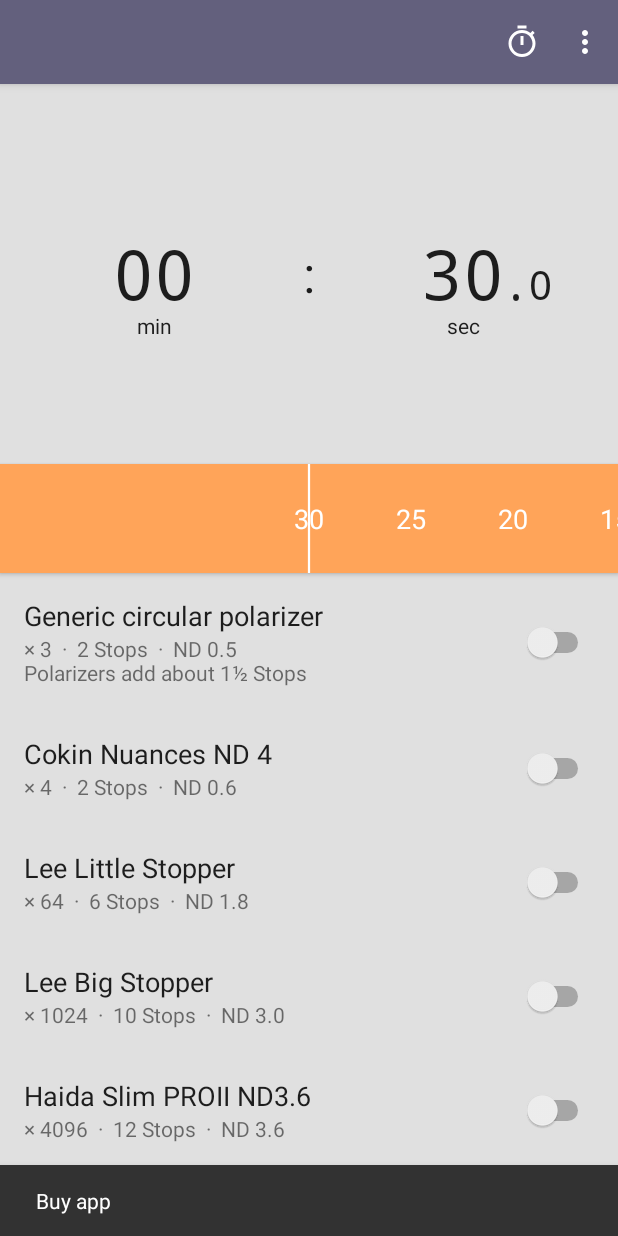
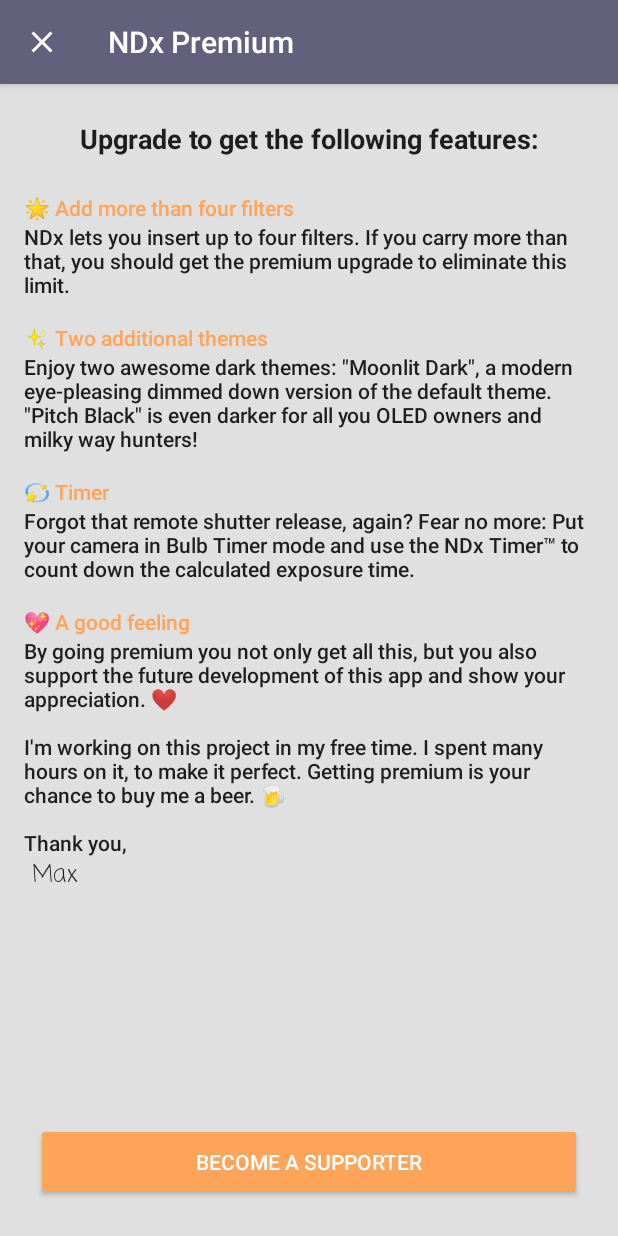
Before and after one commit to sal0max/ndx, an Android app: the screen it shows after launch (CalculatorActivity before the commit, BillingActivity after it), after a tap on "Timer", on a phone screen of 412 x 824 dp. Run offline under Robolectric (Android 15) with nearby library versions, the phone set to English and light mode, and no system bars; our stand-ins replace Room's generated code; libraries missing offline, so code that uses them is left out: com.android.billingclient; 1 statement that could not run was skipped.

Commit message:
created a billing activity; open it in the "free" version, whenever a premium feature is used

```diff
--- a/app/src/main/AndroidManifest.xml
+++ b/app/src/main/AndroidManifest.xml
@@ -14,6 +14,7 @@
         android:supportsRtl="true"
         android:theme="@style/AppTheme">
 
+        <activity android:name=".ui.billing.BillingActivity" />
         <activity android:name=".ui.calculator.CalculatorActivity">
             <intent-filter>
                 <action android:name="android.intent.action.MAIN" />
--- /dev/null
+++ b/app/src/main/kotlin/de/salomax/ndx/ui/billing/BillingActivity.kt
@@ -0,0 +1,140 @@
+package de.salomax.ndx.ui.billing
+
+import android.os.Bundle
+import android.widget.Button
+import com.android.billingclient.api.*
+import de.salomax.ndx.R
+import de.salomax.ndx.ui.BaseActivity
+import de.salomax.ndx.util.Logger
+
+/*
+Billing workflow:
+1. connect client:             #startConnection()
+2. get details of all SKUs:    #querySkuDetailsAsync()
+3. buy something:              #launchBillingFlow()
+4. evaluate result of the buy: #onPurchasesUpdated()
+  a) accept buy:               #acknowledgePurchase() -> for non-consumable
+ */
+class BillingActivity : BaseActivity(), PurchasesUpdatedListener {
+
+   private lateinit var billingClient: BillingClient
+
+   override fun onCreate(savedInstanceState: Bundle?) {
+      super.onCreate(savedInstanceState)
+
+      // setup billing client
+      billingClient = BillingClient
+            .newBuilder(this)
+            .enablePendingPurchases()
+            .setListener(this) // onPurchasesUpdated
+            .build()
+
+      // init view
+      setContentView(R.layout.activity_billing)
+
+      // title bar
+      supportActionBar?.apply {
+         setTitle(R.string.title_billing)
+         setDisplayShowHomeEnabled(true)
+         setDisplayHomeAsUpEnabled(true)
+         setHomeAsUpIndicator(R.drawable.ic_close_white_24dp)
+      }
+
+      // button
+      findViewById<Button>(R.id.btn_billing_buy).setOnClickListener {
+         // buy() TODO
+      }
+   }
+
+   override fun onSupportNavigateUp(): Boolean {
+      onBackPressed()
+      return true
+   }
+
+   override fun onStop() {
+      super.onStop()
+      billingClient.endConnection()
+   }
+
+   // 1. connect client
+   private fun buy() {
+      billingClient.startConnection(object : BillingClientStateListener {
+         override fun onBillingSetupFinished(billingResponse: BillingResult) {
+            if (billingResponse.responseCode == BillingClient.BillingResponseCode.OK) {
+               Logger.log("startConnection        | The BillingClient is ready. You can query purchases here.")
+               querySkuDetails()
+            } else {
+               Logger.log("startConnection        | Error: ${billingResponse.debugMessage}")
+            }
+         }
+
+         override fun onBillingServiceDisconnected() {
+            billingClient.startConnection(this)
+            Logger.log("onBillingServiceDisconnected   | Disconnected")
+         }
+      })
+   }
+
+   // 2. get details of all SKUs
+   private fun querySkuDetails() {
+      if (billingClient.isReady) {
+         val params = SkuDetailsParams
+               .newBuilder()
+               .setSkusList(listOf("android.test.purchased", "android.test.canceled", "android.test.refunded", "android.test.item_unavailable"))
+//               .setSkusList(listOf("premium")) // non-consumable
+               .setType(BillingClient.SkuType.INAPP)
+               .build()
+         billingClient.querySkuDetailsAsync(params) { billingResult, skuDetailsList ->
+            if (billingResult.responseCode == BillingClient.BillingResponseCode.OK) {
+               Logger.log("querySkuDetailsAsync   | response: ${billingResult.responseCode} (OK)")
+               launchBillingFlow(skuDetailsList)
+            } else {
+               Logger.log("querySkuDetailsAsync   | Can't do: ${billingResult.debugMessage}")
+            }
+         }
+      } else {
+         Logger.log("BillingClient not ready")
+      }
+   }
+
+   // 3. buy something
+   private fun launchBillingFlow(skuDetails: List<SkuDetails>) {
+      for (skuDetail in skuDetails) {
+         billingClient.launchBillingFlow(this, BillingFlowParams.newBuilder().setSkuDetails(skuDetail).build())
+      }
+   }
+
+   // 4. evaluate result of the buy
+   override fun onPurchasesUpdated(billingResponse: BillingResult?, purchases: MutableList<Purchase>?) {
+      if (billingResponse?.responseCode == BillingClient.BillingResponseCode.OK && purchases != null) {
+         for (purchase in purchases)
+            if (purchase.purchaseState == Purchase.PurchaseState.PURCHASED) {
+               // TODO Grant the item to the user...
+
+               // ...and acknowledge the purchase if it hasn't already been acknowledged.
+               if (!purchase.isAcknowledged) {
+                  acknowledgePurchase(purchase.purchaseToken)
+               }
+            }
+      } else {
+         // Handle any error code (e. g. by a user cancelling the purchase flow)
+         Logger.log("onPurchasesUpdated     | ${billingResponse?.responseCode}")
+      }
+   }
+
+   // 4. a) accept buy
+   private fun acknowledgePurchase(purchaseToken: String) {
+      val params = AcknowledgePurchaseParams.newBuilder()
+            .setPurchaseToken(purchaseToken)
+            .build()
+      billingClient.acknowledgePurchase(params) { billingResult ->
+         if (billingResult.responseCode == BillingClient.BillingResponseCode.OK) {
+            Logger.log("acknowledgePurchase    | success; billingResult: ${billingResult.responseCode}")
+         } else {
+            Logger.log("acknowledgePurchase    | failure; billingResult: ${billingResult.responseCode}")
+         }
+
+      }
+   }
+
+}
--- a/app/src/main/kotlin/de/salomax/ndx/ui/calculator/CalculatorActivity.kt
+++ b/app/src/main/kotlin/de/salomax/ndx/ui/calculator/CalculatorActivity.kt
@@ -8,9 +8,9 @@ import androidx.core.content.ContextCompat
 import androidx.lifecycle.*
 import androidx.recyclerview.widget.LinearLayoutManager
 import androidx.recyclerview.widget.RecyclerView
-import com.google.android.material.snackbar.Snackbar
 import de.salomax.ndx.R
 import de.salomax.ndx.ui.BaseActivity
+import de.salomax.ndx.ui.billing.BillingActivity
 import de.salomax.ndx.ui.filterpouch.FilterPouchActivity
 import de.salomax.ndx.ui.preferences.PreferenceActivity
 import de.salomax.ndx.ui.timer.TimerActivity
@@ -95,7 +95,8 @@ class CalculatorActivity : BaseActivity() {
                     startActivity(i)
                     true
                 } else {
-                    Snackbar.make(recycler_filters, "Buy app", Snackbar.LENGTH_LONG).show() //TODO show billing
+                    val intent = Intent(this, BillingActivity().javaClass)
+                    startActivityForResult(intent, 1)
                     false
                 }
             }
--- a/app/src/main/kotlin/de/salomax/ndx/ui/filterpouch/FilterPouchActivity.kt
+++ b/app/src/main/kotlin/de/salomax/ndx/ui/filterpouch/FilterPouchActivity.kt
@@ -10,6 +10,7 @@ import com.google.android.material.snackbar.Snackbar
 import de.salomax.ndx.R
 import de.salomax.ndx.data.Filter
 import de.salomax.ndx.ui.BaseActivity
+import de.salomax.ndx.ui.billing.BillingActivity
 import de.salomax.ndx.ui.filtereditor.FilterEditorActivity
 import de.salomax.ndx.widget.MarginHorizontalDividerItemDecoration
 import kotlinx.android.synthetic.main.activity_filterpouch.*
@@ -53,7 +54,8 @@ class FilterPouchActivity : BaseActivity() {
                 val intent = Intent(this, FilterEditorActivity().javaClass)
                 startActivity(intent)
             } else {
-                Snackbar.make(list, "Buy app", Snackbar.LENGTH_LONG).show() //TODO show billing
+                val intent = Intent(this, BillingActivity().javaClass)
+                startActivityForResult(intent, 1)
             }
         }
 
--- a/app/src/main/kotlin/de/salomax/ndx/ui/preferences/PreferenceFragment.kt
+++ b/app/src/main/kotlin/de/salomax/ndx/ui/preferences/PreferenceFragment.kt
@@ -15,6 +15,7 @@ import com.google.android.material.snackbar.Snackbar
 import de.salomax.ndx.BuildConfig
 import de.salomax.ndx.data.Pref
 import de.salomax.ndx.R
+import de.salomax.ndx.ui.billing.BillingActivity
 import de.salomax.ndx.ui.calculator.CalculatorActivity
 import java.util.*
 
@@ -84,7 +85,7 @@ class PreferenceFragment : PreferenceFragmentCompat(),
         /*
          * populate settings with values from db
          */
-        viewModel.prefs.observe(this, Observer<List<Pref>> {
+        viewModel.prefs.observe(this, Observer {
             for (pref in it) {
                 when (pref.key) {
                     Pref.FILTER_SORT_ORDER -> filterSortingPreference.value = pref.value
@@ -129,7 +130,8 @@ class PreferenceFragment : PreferenceFragmentCompat(),
                           .addNextIntent(activity!!.intent)
                           .startActivities()
                 } else {
-                    Snackbar.make(view!!, "Buy app", Snackbar.LENGTH_LONG).show() //TODO show billing
+                    val intent = Intent(context, BillingActivity().javaClass)
+                    startActivityForResult(intent, 1)
                     return false
                 }
             }
@@ -141,7 +143,8 @@ class PreferenceFragment : PreferenceFragmentCompat(),
     override fun onPreferenceClick(preference: Preference?): Boolean {
         when (preference) {
             donatePreference -> {
-                Snackbar.make(view!!, "Buy app", Snackbar.LENGTH_LONG).show() //TODO show billing
+                val intent = Intent(context, BillingActivity().javaClass)
+                startActivityForResult(intent, 1)
             }
             aboutPreference -> {
                 val fragment = ChangelogDialog()
--- /dev/null
+++ b/app/src/main/res/layout/activity_billing.xml
@@ -0,0 +1,145 @@
+<?xml version="1.0" encoding="utf-8"?>
+<androidx.constraintlayout.widget.ConstraintLayout xmlns:android="http://schemas.android.com/apk/res/android"
+   xmlns:app="http://schemas.android.com/apk/res-auto"
+   android:layout_width="match_parent"
+   android:layout_height="match_parent">
+
+   <ScrollView
+      android:layout_width="match_parent"
+      android:layout_height="match_parent"
+      android:clipToPadding="false"
+      android:paddingBottom="@dimen/fabOverflow"
+      android:scrollbars="none">
+
+      <androidx.constraintlayout.widget.ConstraintLayout
+         android:layout_width="match_parent"
+         android:layout_height="wrap_content"
+         android:padding="@dimen/margin2x">
+
+         <com.google.android.material.textview.MaterialTextView
+            android:id="@+id/billing_lead"
+            style="@style/TextAppearance.AppCompat.Body1"
+            android:layout_width="match_parent"
+            android:layout_height="wrap_content"
+            android:layout_marginTop="@dimen/margin1x"
+            android:gravity="center"
+            android:text="@string/billing_lead"
+            android:textSize="@dimen/text_big"
+            android:textStyle="bold"
+            app:layout_constraintStart_toStartOf="parent"
+            app:layout_constraintTop_toTopOf="parent" />
+
+         <!-- feature 1 -->
+         <TextView
+            android:id="@+id/billing_pro_feature_1_title"
+            style="@style/TextAppearance.AppCompat.Body2"
+            android:layout_width="wrap_content"
+            android:layout_height="wrap_content"
+            android:layout_marginTop="@dimen/margin3x"
+            android:text="@string/billing_pro_feature_1_title"
+            android:textColor="@color/colorAccent"
+            app:layout_constraintStart_toStartOf="parent"
+            app:layout_constraintTop_toBottomOf="@id/billing_lead" />
+
+         <TextView
+            android:id="@+id/billing_pro_feature_1_summary"
+            style="@style/TextAppearance.AppCompat.Body2"
+            android:layout_width="wrap_content"
+            android:layout_height="wrap_content"
+            android:text="@string/billing_pro_feature_1_summary"
+            app:layout_constraintStart_toStartOf="parent"
+            app:layout_constraintTop_toBottomOf="@id/billing_pro_feature_1_title" />
+         <!-- /feature 1 -->
+
+         <!-- feature 2 -->
+         <TextView
+            android:id="@+id/billing_pro_feature_2_title"
+            style="@style/TextAppearance.AppCompat.Body2"
+            android:layout_width="wrap_content"
+            android:layout_height="wrap_content"
+            android:layout_marginTop="@dimen/margin2x"
+            android:text="@string/billing_pro_feature_2_title"
+            android:textColor="@color/colorAccent"
+            app:layout_constraintStart_toStartOf="parent"
+            app:layout_constraintTop_toBottomOf="@id/billing_pro_feature_1_summary" />
+
+         <TextView
+            android:id="@+id/billing_pro_feature_2_summary"
+            style="@style/TextAppearance.AppCompat.Body2"
+            android:layout_width="wrap_content"
+            android:layout_height="wrap_content"
+            android:text="@string/billing_pro_feature_2_summary"
+            app:layout_constraintStart_toStartOf="parent"
+            app:layout_constraintTop_toBottomOf="@id/billing_pro_feature_2_title" />
+         <!-- /feature 2 -->
+
+         <!-- feature 3 -->
+         <TextView
+            android:id="@+id/billing_pro_feature_3_title"
+            style="@style/TextAppearance.AppCompat.Body2"
+            android:layout_width="wrap_content"
+            android:layout_height="wrap_content"
+            android:layout_marginTop="@dimen/margin2x"
+            android:text="@string/billing_pro_feature_3_title"
+            android:textColor="@color/colorAccent"
+            app:layout_constraintStart_toStartOf="parent"
+            app:layout_constraintTop_toBottomOf="@id/billing_pro_feature_2_summary" />
+
+         <TextView
+            android:id="@+id/billing_pro_feature_3_summary"
+            style="@style/TextAppearance.AppCompat.Body2"
+            android:layout_width="wrap_content"
+            android:layout_height="wrap_content"
+            android:text="@string/billing_pro_feature_3_summary"
+            app:layout_constraintStart_toStartOf="parent"
+            app:layout_constraintTop_toBottomOf="@id/billing_pro_feature_3_title" />
+         <!-- /feature 3 -->
+
+         <!-- feature 4 -->
+         <TextView
+            android:id="@+id/billing_pro_feature_4_title"
+            style="@style/TextAppearance.AppCompat.Body2"
+            android:layout_width="wrap_content"
+            android:layout_height="wrap_content"
+            android:layout_marginTop="@dimen/margin2x"
+            android:text="@string/billing_pro_feature_4_title"
+            android:textColor="@color/colorAccent"
+            app:layout_constraintStart_toStartOf="parent"
+            app:layout_constraintTop_toBottomOf="@id/billing_pro_feature_3_summary" />
+
+         <TextView
+            android:id="@+id/billing_pro_feature_4_summary"
+            style="@style/TextAppearance.AppCompat.Body2"
+            android:layout_width="wrap_content"
+            android:layout_height="wrap_content"
+            android:text="@string/billing_pro_feature_4_summary"
+            app:layout_constraintStart_toStartOf="parent"
+            app:layout_constraintTop_toBottomOf="@id/billing_pro_feature_4_title" />
+
+         <TextView
+            style="@style/TextAppearance.AppCompat.Body1"
+            android:layout_width="wrap_content"
+            android:layout_height="wrap_content"
+            android:fontFamily="casual"
+            android:text="@string/billing_pro_feature_4_closing"
+            android:textSize="@dimen/text_normal"
+            app:layout_constraintStart_toStartOf="parent"
+            app:layout_constraintTop_toBottomOf="@id/billing_pro_feature_4_summary" />
+         <!-- /feature 4 -->
+
+      </androidx.constraintlayout.widget.ConstraintLayout>
+   </ScrollView>
+
+   <Button
+      android:id="@+id/btn_billing_buy"
+      style="@style/Widget.AppCompat.Button.Colored"
+      android:layout_width="0dp"
+      android:padding="@dimen/margin2x"
+      android:layout_height="wrap_content"
+      android:layout_margin="@dimen/margin3x"
+      android:text="@string/billing_btn_buy"
+      app:layout_constraintBottom_toBottomOf="parent"
+      app:layout_constraintEnd_toEndOf="parent"
+      app:layout_constraintStart_toStartOf="parent" />
+
+</androidx.constraintlayout.widget.ConstraintLayout>
--- /dev/null
+++ b/app/src/main/res/values/strings_billing.xml
@@ -0,0 +1,25 @@
+<?xml version="1.0" encoding="utf-8"?>
+<resources>
+    <string name="title_billing">NDx Premium</string>
+
+    <string name="billing_lead">Upgrade to get the following features:</string>
+
+    <string name="billing_pro_feature_1_title">🌟 Add more than four filters</string>
+    <string name="billing_pro_feature_1_summary">NDx lets you insert up to four filters. If you carry more than that, you should get the premium upgrade to eliminate this limit.</string>
+
+    <string name="billing_pro_feature_2_title">✨ Two additional themes</string>
+    <string name="billing_pro_feature_2_summary">Enjoy two awesome dark themes: \"Moonlit Dark\", a modern eye-pleasing dimmed down version of the default theme. \"Pitch Black\" is even darker for all you OLED owners and milky way hunters!</string>
+
+    <string name="billing_pro_feature_3_title">💫 Timer</string>
+    <string name="billing_pro_feature_3_summary">Forgot that remote shutter release, again? Fear no more: Put your camera in Bulb Timer mode and use the NDx&#160;Timer™ to count down the calculated exposure time.</string>
+
+    <string name="billing_pro_feature_4_title">💖 A good feeling</string>
+    <string name="billing_pro_feature_4_summary">"By going premium you not only get all this, but you also support the future development of this app and show your appreciation. ❤️
+
+I'm working on this project in my free time. I spent many hours on it, to make it perfect. Getting premium is your chance to buy me a beer. 🍺
+
+Thank you,"</string>
+    <string name="billing_pro_feature_4_closing">\ Max</string>
+
+    <string name="billing_btn_buy">Become a supporter</string>
+</resources>
```
Also changed, not shown: app/build.gradle (+7 -3 lines), 1 other file.
